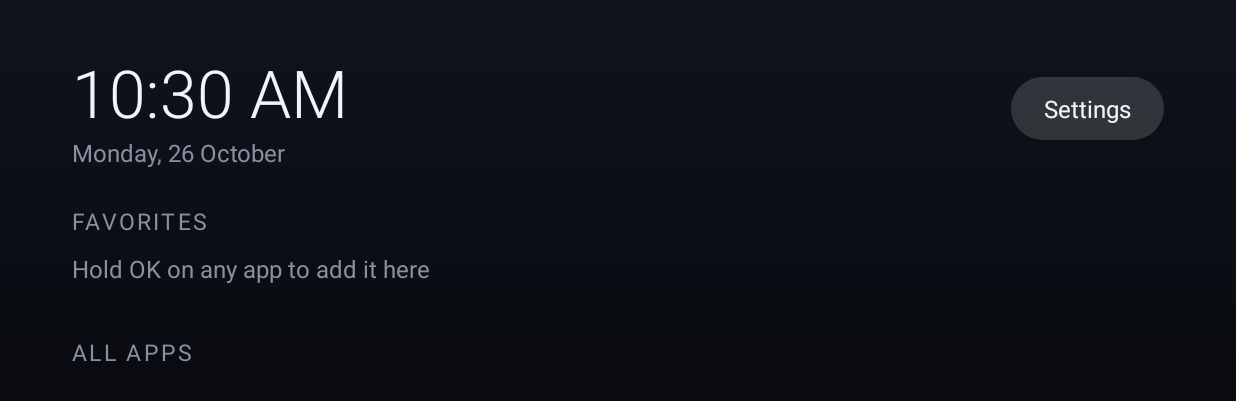
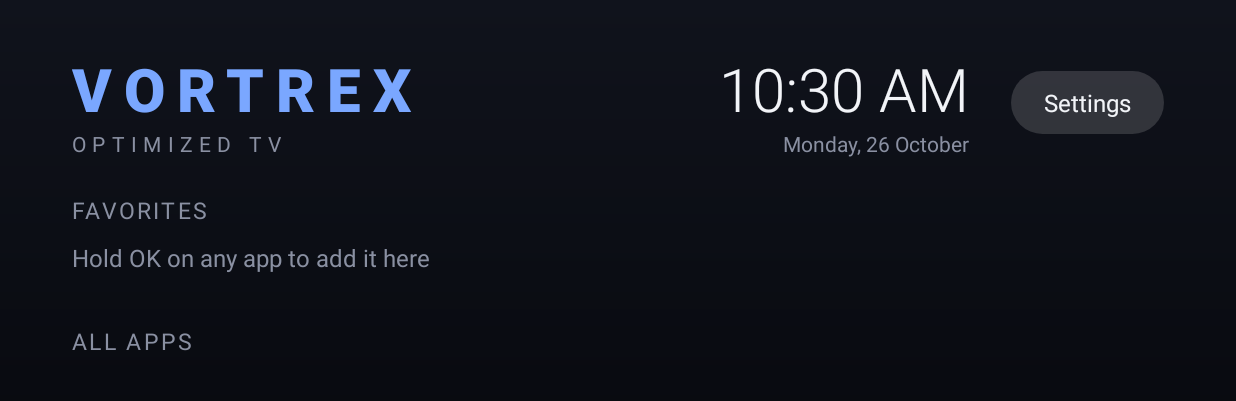
Before and after one commit to saahsaal2034-alt/Tv, an Android app: the screen it shows after launch (MainActivity), on a phone screen of 824 x 412 dp (held sideways). Shown: the top 401 px of the screen. Run offline under Robolectric (Android 15) with nearby library versions, the phone set to English and light mode, and no system bars.

Commit message:
Brand the launcher as Vortrex TV and add Arabic and RTL support
Co-Authored-By: Claude Opus 5.5 <noreply@anthropic.com>
Claude-Session: https://claude.ai/code/session_01NAXKp5Rvug4nQyHotMYrEH

```diff
--- a/launcher/src/main/AndroidManifest.xml
+++ b/launcher/src/main/AndroidManifest.xml
@@ -12,6 +12,7 @@
         android:banner="@drawable/banner"
         android:icon="@mipmap/ic_launcher"
         android:label="@string/app_name"
+        android:supportsRtl="true"
         android:theme="@style/Theme.Launcher">
 
         <activity
--- a/launcher/src/main/res/layout/activity_main.xml
+++ b/launcher/src/main/res/layout/activity_main.xml
@@ -19,12 +19,38 @@
             android:layout_weight="1"
             android:orientation="vertical">
 
+            <TextView
+                android:layout_width="wrap_content"
+                android:layout_height="wrap_content"
+                android:fontFamily="sans-serif-black"
+                android:letterSpacing="0.2"
+                android:text="@string/brand"
+                android:textColor="@color/accent"
+                android:textSize="40sp" />
+
+            <TextView
+                android:layout_width="wrap_content"
+                android:layout_height="wrap_content"
+                android:letterSpacing="0.3"
+                android:text="@string/brand_tagline"
+                android:textAllCaps="true"
+                android:textColor="@color/text_dim"
+                android:textSize="14sp" />
+        </LinearLayout>
+
+        <LinearLayout
+            android:layout_width="wrap_content"
+            android:layout_height="wrap_content"
+            android:layout_marginEnd="28dp"
+            android:gravity="end"
+            android:orientation="vertical">
+
             <TextClock
                 android:layout_width="wrap_content"
                 android:layout_height="wrap_content"
                 android:fontFamily="sans-serif-light"
                 android:textColor="@color/text"
-                android:textSize="44sp" />
+                android:textSize="40sp" />
 
             <TextClock
                 android:layout_width="wrap_content"
@@ -32,7 +58,7 @@
                 android:format12Hour="EEEE, d MMMM"
                 android:format24Hour="EEEE, d MMMM"
                 android:textColor="@color/text_dim"
-                android:textSize="16sp" />
+                android:textSize="14sp" />
         </LinearLayout>
 
         <TextView
--- a/launcher/src/main/res/values/strings.xml
+++ b/launcher/src/main/res/values/strings.xml
@@ -1,5 +1,7 @@
 <resources>
-    <string name="app_name">TV Home</string>
+    <string name="app_name">Vortrex TV</string>
+    <string name="brand" translatable="false">VORTREX</string>
+    <string name="brand_tagline">Optimized TV</string>
     <string name="favorites">Favorites</string>
     <string name="all_apps">All apps</string>
     <string name="settings">Settings</string>
@@ -13,4 +15,6 @@
     <string name="tv_settings">TV settings</string>
     <string name="network_settings">Network settings</string>
     <string name="favorites_empty">Hold OK on any app to add it here</string>
+    <string name="no_hidden">No hidden apps</string>
+    <string name="cant_open">Couldn't open that</string>
 </resources>
```
Also changed, not shown: launcher/src/main/java/com/tv/launcher/MainActivity.kt (+8 -4 lines), 2 other files.
